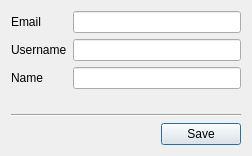
Before: the Qt Designer form dialog/userprofiledialog.ui in ytxerp/ytx-client, drawn with Qt 5.
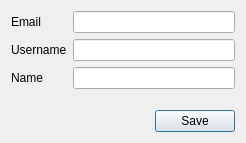
After: the same form once the commit is applied.

The edit to the form file:
```diff
--- a/dialog/userprofiledialog.ui
+++ b/dialog/userprofiledialog.ui
@@ -6,20 +6,26 @@
    <rect>
     <x>0</x>
     <y>0</y>
-    <width>252</width>
-    <height>156</height>
+    <width>246</width>
+    <height>143</height>
    </rect>
   </property>
   <property name="windowTitle">
    <string>Profile</string>
   </property>
   <layout class="QGridLayout" name="gridLayout">
-   <item row="1" column="0" colspan="3">
-    <widget class="Line" name="line">
+   <item row="1" column="0" colspan="2">
+    <spacer name="horizontalSpacer">
      <property name="orientation">
       <enum>Qt::Orientation::Horizontal</enum>
      </property>
-    </widget>
+     <property name="sizeHint" stdset="0">
+      <size>
+       <width>73</width>
+       <height>20</height>
+      </size>
+     </property>
+    </spacer>
    </item>
    <item row="0" column="0" colspan="3">
     <layout class="QFormLayout" name="formLayout">
@@ -58,26 +64,16 @@
      </item>
     </layout>
    </item>
-   <item row="2" column="2">
+   <item row="1" column="2">
     <widget class="QPushButton" name="pushButtonSave">
      <property name="text">
       <string>Save</string>
      </property>
+     <property name="default">
+      <bool>true</bool>
+     </property>
     </widget>
    </item>
-   <item row="2" column="0" colspan="2">
-    <spacer name="horizontalSpacer">
-     <property name="orientation">
-      <enum>Qt::Orientation::Horizontal</enum>
-     </property>
-     <property name="sizeHint" stdset="0">
-      <size>
-       <width>73</width>
-       <height>20</height>
-      </size>
-     </property>
-    </spacer>
-   </item>
   </layout>
  </widget>
  <resources/>
```
